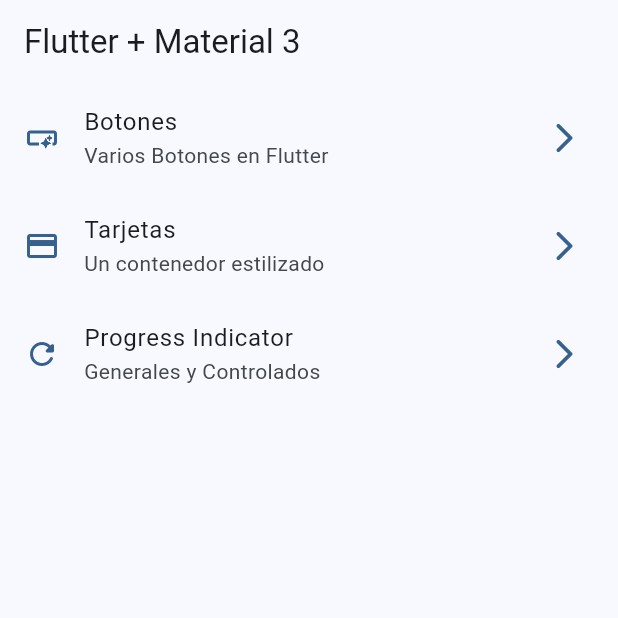
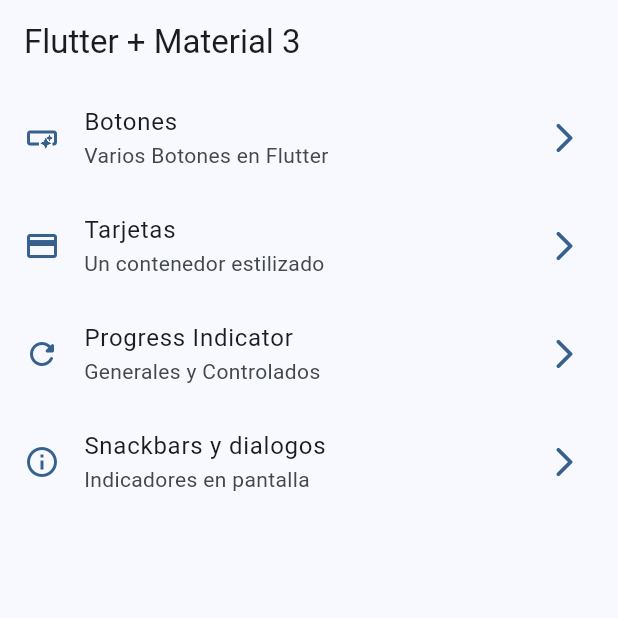
Before and after one commit to rocatoro18/widgetly, a Flutter app: the screen it shows after launch, on a phone screen of 412 x 824 dp, the top half of it. Run offline on Flutter 3.47's test engine with Material 3 defaults, Android fonts, the phone set to English and light mode, and no system bars; our stand-ins replace go_router.

Commit message:
Snackbars

```diff
--- a/lib/config/menu/menu_items.dart
+++ b/lib/config/menu/menu_items.dart
@@ -28,5 +28,10 @@
       title: 'Progress Indicator',
       subTitle: 'Generales y Controlados',
       link: '/progress',
-      icon: Icons.refresh_rounded)
+      icon: Icons.refresh_rounded),
+  MenuItem(
+      title: 'Snackbars y dialogos',
+      subTitle: 'Indicadores en pantalla',
+      link: '/snackbars',
+      icon: Icons.info_outline)
 ];
--- a/lib/config/router/app_router.dart
+++ b/lib/config/router/app_router.dart
@@ -27,5 +27,10 @@
       path: '/progress',
       builder: (context, state) => const ProgressScreen(),
     ),
+    GoRoute(
+      name: SnackbarScreen.name,
+      path: '/snackbars',
+      builder: (context, state) => const SnackbarScreen(),
+    )
   ],
 );
```
Also changed, not shown: lib/presentation/screens/snackbar/snackbar_screen.dart (+18 -1 lines).
